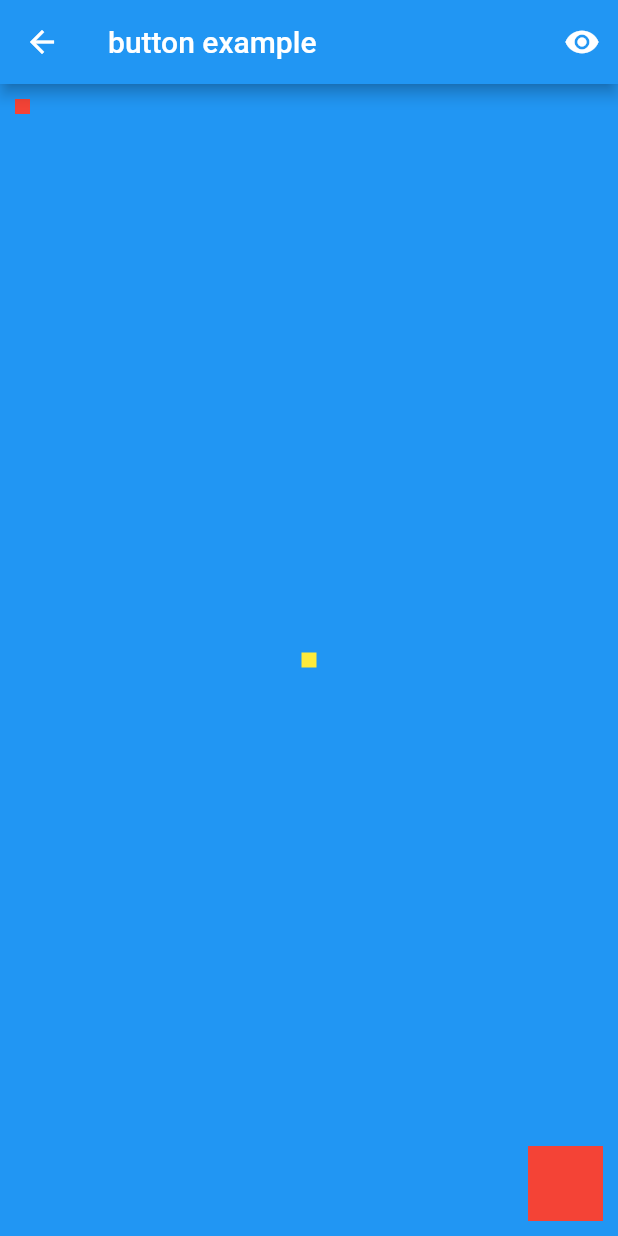
After one commit to shakannn/flutex, a Flutter app: the StackExample screen opened directly, on a phone screen of 412 x 824 dp. The commit adds this screen. Run offline on Flutter 3.47's test engine with Material 2 defaults, Android fonts, the phone set to English and light mode, and no system bars.

Commit message:
add stack example

```diff
--- /dev/null
+++ b/flutex/lib/component/stack_example.dart
@@ -0,0 +1,81 @@
+import 'package:flutter/material.dart';
+
+class StackExample extends StatelessWidget {
+  @override
+  Widget build(BuildContext context) {
+    return Scaffold(
+        appBar: AppBar(
+      title: Text('button example'),
+      actions: [
+        IconButton(
+          icon: Icon(Icons.visibility),
+          onPressed: () => showBottomSheet(
+            context: context,
+            builder: (ctx) => Container(
+              child: Wrap(children: [
+                Text("""
+                import 'package:flutter/material.dart';
+
+class StackExample extends StatelessWidget {
+  @override
+  Widget build(BuildContext context) {
+    return Scaffold(
+        appBar: AppBar(
+      title: Text('button example'),
+      actions: [
+        IconButton(
+          icon: Icon(Icons.visibility),
+          onPressed: () => showBottomSheet(
+            context: context,
+            builder: (ctx) => Container(
+              child: Wrap(children: [
+                Text("""
+                          """),
+              ]),
+            ),
+          ),
+        ),
+      ],
+    ),
+    body: Stack(children: [
+      Positioned.fill(child: Container(color: Colors.blue,)),
+      Positioned(
+        top: 10,
+        left:10,
+        child: Container(width: 10,height: 10,color: Colors.red,),),
+        Align(
+          alignment: Alignment.center,
+          child: Container(width: 10,height: 10,color: Colors.yellow,)),
+          Positioned(
+        bottom: 10,
+        right:10,
+        child: Container(width: 50,height: 50,color: Colors.red,),),
+    ],),
+    );
+  }
+}
+
+                          """),
+              ]),
+            ),
+          ),
+        ),
+      ],
+    ),
+    body: Stack(children: [
+      Positioned.fill(child: Container(color: Colors.blue,)),
+      Positioned(
+        top: 10,
+        left:10,
+        child: Container(width: 10,height: 10,color: Colors.red,),),
+        Align(
+          alignment: Alignment.center,
+          child: Container(width: 10,height: 10,color: Colors.yellow,)),
+          Positioned(
+        bottom: 10,
+        right:10,
+        child: Container(width: 50,height: 50,color: Colors.red,),),
+    ],),
+    );
+  }
+}
--- a/flutex/lib/page/main_page.dart
+++ b/flutex/lib/page/main_page.dart
@@ -2,12 +2,13 @@ import 'package:flutex/component/Icon_example.dart';
 import 'package:flutex/component/button_example.dart';
 import 'package:flutex/component/column_example.dart';
 import 'package:flutex/component/row_example.dart';
+import 'package:flutex/component/stack_example.dart';
 import 'package:flutter/material.dart';
 
 class MainPage extends StatelessWidget {
   @override
   Widget build(BuildContext context) {
-    List<Widget> list=[IconExample(),RowExample(),ColumnExample(),ButtonExample()];
+    List<Widget> list=[IconExample(),RowExample(),ColumnExample(),ButtonExample(),StackExample()];
     return Scaffold(
       appBar: AppBar(title:Text('example')),
       body: Container(child:
```
